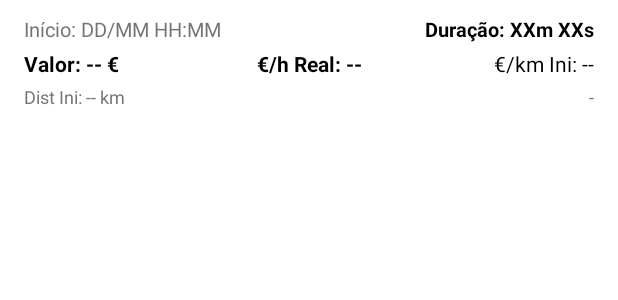
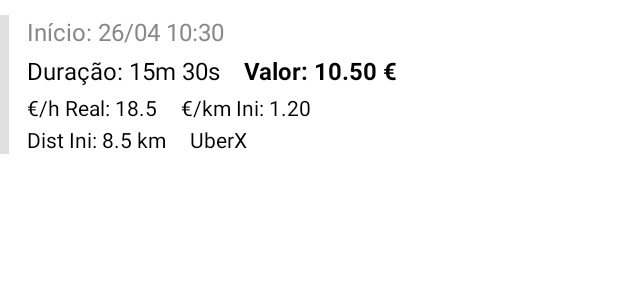
Before and after one commit to Fdorotea1/SmartDriver4, an Android app: the layout list_item_history.xml on its own in the app's theme, with its tools: preview values and no code run, on a phone screen of 412 x 824 dp. Shown: the top 300 px of the screen. Run offline under Robolectric (Android 15) with nearby library versions, the phone set to English and light mode, and no system bars.

Commit message:
Melhoramnetos no rebordo da janela e semáforo e alteração de deslizar o semáforo para abrir janela. Histórico com cores para identificar as ofertas

```diff
--- a/app/src/main/java/overlay/TrackingOverlayView.kt
+++ b/app/src/main/java/overlay/TrackingOverlayView.kt
@@ -30,7 +30,7 @@ class TrackingOverlayView(
     companion object {
         private const val TAG = "TrackingOverlayView"
         // ... (Constantes de cores, dimensões - inalteradas) ...
-        private val BACKGROUND_COLOR = Color.parseColor("#E6FFFFFF"); private val BORDER_COLOR_GREEN = Color.parseColor("#4CAF50"); private val BORDER_COLOR_YELLOW = Color.parseColor("#FFC107"); private val BORDER_COLOR_RED = Color.parseColor("#F44336"); private val BORDER_COLOR_GRAY = Color.parseColor("#9E9E9E"); private val TEXT_COLOR_VALUE = Color.BLACK; private const val PLACEHOLDER_TEXT = "--"; private val VPH_COLOR_GOOD = BORDER_COLOR_GREEN; private val VPH_COLOR_MEDIUM = Color.parseColor("#FF9800"); private val VPH_COLOR_POOR = BORDER_COLOR_RED; private val VPH_COLOR_UNKNOWN = Color.DKGRAY; private val VPK_COLOR_GOOD = BORDER_COLOR_GREEN; private val VPK_COLOR_MEDIUM = BORDER_COLOR_YELLOW; private val VPK_COLOR_POOR = BORDER_COLOR_RED; private val VPK_COLOR_UNKNOWN = Color.DKGRAY; private const val PADDING_DP = 10f; private const val BORDER_WIDTH_DP = 2f; private const val CORNER_RADIUS_DP = 8f; private const val TEXT_SIZE_SP = 14f; private const val LINE_SPACING_DP = 4f
+        private val BACKGROUND_COLOR = Color.parseColor("#E6FFFFFF"); private val BORDER_COLOR_GREEN = Color.parseColor("#4CAF50"); private val BORDER_COLOR_YELLOW = Color.parseColor("#FFC107"); private val BORDER_COLOR_RED = Color.parseColor("#F44336"); private val BORDER_COLOR_GRAY = Color.parseColor("#9E9E9E"); private val TEXT_COLOR_VALUE = Color.BLACK; private const val PLACEHOLDER_TEXT = "--"; private val VPH_COLOR_GOOD = BORDER_COLOR_GREEN; private val VPH_COLOR_MEDIUM = Color.parseColor("#FF9800"); private val VPH_COLOR_POOR = BORDER_COLOR_RED; private val VPH_COLOR_UNKNOWN = Color.DKGRAY; private val VPK_COLOR_GOOD = BORDER_COLOR_GREEN; private val VPK_COLOR_MEDIUM = BORDER_COLOR_YELLOW; private val VPK_COLOR_POOR = BORDER_COLOR_RED; private val VPK_COLOR_UNKNOWN = Color.DKGRAY; private const val PADDING_DP = 10f; private const val BORDER_WIDTH_DP = 8f; private const val CORNER_RADIUS_DP = 8f; private const val TEXT_SIZE_SP = 14f; private const val LINE_SPACING_DP = 4f
     }
 
     // Dados a mostrar
--- a/app/src/main/res/layout/list_item_history.xml
+++ b/app/src/main/res/layout/list_item_history.xml
@@ -1,103 +1,97 @@
 <?xml version="1.0" encoding="utf-8"?>
-<LinearLayout xmlns:android="http://schemas.android.com/apk/res/android"
+<androidx.constraintlayout.widget.ConstraintLayout xmlns:android="http://schemas.android.com/apk/res/android"
+    xmlns:app="http://schemas.android.com/apk/res-auto"
+    xmlns:tools="http://schemas.android.com/tools"
     android:layout_width="match_parent"
     android:layout_height="wrap_content"
-    android:orientation="vertical"
     android:paddingTop="10dp"
     android:paddingBottom="10dp"
-    android:paddingStart="16dp"
     android:paddingEnd="16dp"
-    android:layout_marginBottom="6dp"
-    android:background="?android:attr/selectableItemBackground" > <!-- Efeito visual ao clicar -->
+    android:paddingStart="0dp"> <!-- Padding Start zerado -->
 
-    <!-- Linha 1: Início e Duração -->
-    <LinearLayout
-        android:layout_width="match_parent"
-        android:layout_height="wrap_content"
-        android:orientation="horizontal"
-        android:layout_marginBottom="4dp">
+    <!-- Barra Indicadora Lateral -->
+    <View
+        android:id="@+id/view_rating_indicator"
+        android:layout_width="6dp"
+        android:layout_height="0dp"
+        android:background="@color/history_indicator_unknown"
+        app:layout_constraintBottom_toBottomOf="parent"
+        app:layout_constraintStart_toStartOf="parent"
+        app:layout_constraintTop_toTopOf="parent" />
 
+    <!-- Content Views (Alinhados à Direita da Barra) -->
     <TextView
         android:id="@+id/textViewStartTime"
         android:layout_width="0dp"
         android:layout_height="wrap_content"
-            android:layout_weight="1"
-            android:text="Início: DD/MM HH:MM"
-            android:textSize="13sp"
-            android:textColor="@color/gray_inactive"/>
+        android:layout_marginStart="12dp"
+        android:layout_marginEnd="8dp"
+        android:textAppearance="?attr/textAppearanceListItemSmall"
+        android:textColor="?android:attr/textColorSecondary"
+        app:layout_constraintEnd_toEndOf="parent"
+        app:layout_constraintStart_toEndOf="@id/view_rating_indicator"
+        app:layout_constraintTop_toTopOf="parent"
+        tools:text="Início: 26/04 10:30" />
 
     <TextView
         android:id="@+id/textViewDuration"
         android:layout_width="wrap_content"
         android:layout_height="wrap_content"
-            android:text="Duração: XXm XXs"
-            android:textSize="13sp"
-            android:textStyle="bold"
-            android:textColor="@color/black"/>
-    </LinearLayout>
-
-    <!-- Linha 2: Valor, €/h Real, €/km Inicial -->
-    <LinearLayout
-        android:layout_width="match_parent"
-        android:layout_height="wrap_content"
-        android:orientation="horizontal"
-        android:layout_marginBottom="4dp"
-        android:gravity="center_vertical">
+        android:layout_marginTop="4dp"
+        android:textAppearance="?attr/textAppearanceListItem"
+        app:layout_constraintStart_toStartOf="@+id/textViewStartTime"
+        app:layout_constraintTop_toBottomOf="@+id/textViewStartTime"
+        tools:text="Duração: 15m 30s" />
 
     <TextView
         android:id="@+id/textViewOfferValue"
         android:layout_width="wrap_content"
         android:layout_height="wrap_content"
-            android:minWidth="70dp"
-            android:text="Valor: -- €"
-            android:textSize="14sp"
+        android:layout_marginStart="16dp"
+        android:textAppearance="?attr/textAppearanceListItem"
         android:textStyle="bold"
-            android:textColor="@color/black"/>
+        app:layout_constraintBaseline_toBaselineOf="@+id/textViewDuration"
+        app:layout_constraintStart_toEndOf="@+id/textViewDuration"
+        tools:text="Valor: 10.50 €" />
 
     <TextView
         android:id="@+id/textViewFinalVph"
-            android:layout_width="0dp"
+        android:layout_width="wrap_content"
         android:layout_height="wrap_content"
-            android:layout_weight="1"
-            android:gravity="center_horizontal"
-            android:text="€/h Real: --"
-            android:textSize="14sp"
-            android:textStyle="bold"
-            android:textColor="@color/black"/>
+        android:layout_marginTop="4dp"
+        android:textAppearance="?attr/textAppearanceListItemSecondary"
+        app:layout_constraintStart_toStartOf="@+id/textViewDuration"
+        app:layout_constraintTop_toBottomOf="@+id/textViewDuration"
+        tools:text="€/h Real: 18.5" />
 
     <TextView
         android:id="@+id/textViewInitialVpk"
         android:layout_width="wrap_content"
         android:layout_height="wrap_content"
-            android:minWidth="70dp"
-            android:gravity="end"
-            android:text="€/km Ini: --"
-            android:textSize="14sp"
-            android:textColor="@color/black"/>
+        android:layout_marginStart="16dp"
+        android:textAppearance="?attr/textAppearanceListItemSecondary"
+        app:layout_constraintBaseline_toBaselineOf="@+id/textViewFinalVph"
+        app:layout_constraintStart_toEndOf="@+id/textViewFinalVph"
+        tools:text="€/km Ini: 1.20" />
 
-    </LinearLayout>
-
-    <!-- Linha 3: Distância Inicial e Tipo Serviço -->
-    <LinearLayout
-        android:layout_width="match_parent"
-        android:layout_height="wrap_content"
-        android:orientation="horizontal">
     <TextView
         android:id="@+id/textViewInitialDistance"
         android:layout_width="wrap_content"
         android:layout_height="wrap_content"
-            android:text="Dist Ini: -- km"
-            android:textSize="12sp"
-            android:textColor="@color/gray_inactive"/>
+        android:layout_marginTop="2dp"
+        android:textAppearance="?attr/textAppearanceListItemSecondary"
+        app:layout_constraintStart_toStartOf="@+id/textViewFinalVph"
+        app:layout_constraintTop_toBottomOf="@+id/textViewFinalVph"
+        tools:text="Dist Ini: 8.5 km" />
+
     <TextView
         android:id="@+id/textViewServiceType"
-            android:layout_width="0dp"
-            android:layout_weight="1"
+        android:layout_width="wrap_content"
         android:layout_height="wrap_content"
-            android:gravity="end"
-            android:text="-"
-            android:textSize="12sp"
-            android:textColor="@color/gray_inactive"/>
-    </LinearLayout>
+        android:layout_marginStart="16dp"
+        android:textAppearance="?attr/textAppearanceListItemSecondary"
+        app:layout_constraintBaseline_toBaselineOf="@+id/textViewInitialDistance"
+        app:layout_constraintStart_toEndOf="@+id/textViewInitialDistance"
+        tools:text="UberX" />
 
-</LinearLayout>
+</androidx.constraintlayout.widget.ConstraintLayout>
--- a/app/src/main/res/values/colors.xml
+++ b/app/src/main/res/values/colors.xml
@@ -1,16 +1,26 @@
 <?xml version="1.0" encoding="utf-8"?>
 <resources>
-    <!-- Cores básicas da App -->
-    <color name="black">#FF000000</color>
-    <color name="white">#FFFFFFFF</color>
-    <color name="gray_inactive">#FF757575</color> <!-- Cinza para texto/elementos inativos -->
-    <color name="gray_divider">#FFCCCCCC</color> <!-- Cinza claro para divisórias -->
-
-    <!-- Cores do tema padrão (Podem ser ajustadas depois se quiser mudar botões, etc.) -->
-    <!-- Mantendo as cores padrão geradas pelo Android Studio para simplicidade -->
+    <!-- Cores Base (Exemplos, mantenha as suas) -->
     <color name="purple_200">#FFBB86FC</color>
     <color name="purple_500">#FF6200EE</color>
     <color name="purple_700">#FF3700B3</color>
     <color name="teal_200">#FF03DAC5</color>
     <color name="teal_700">#FF018786</color>
+    <color name="black">#FF000000</color>
+    <color name="white">#FFFFFFFF</color>
+    <color name="gray_inactive">#888888</color>
+    <color name="splash_background">#FFFFFF</color> <!-- Exemplo -->
+
+    <!-- Cores da Avaliação (Exemplos, ajuste se necessário) -->
+    <color name="rating_good">#4CAF50</color> <!-- Verde -->
+    <color name="rating_medium">#FFC107</color> <!-- Amarelo/Laranja -->
+    <color name="rating_poor">#F44336</color> <!-- Vermelho -->
+    <color name="rating_unknown">#9E9E9E</color> <!-- Cinza -->
+    <color name="gray_divider">#BDBDBD</color> <!-- Cinza médio, ajuste o HEX se desejar -->
+    <!-- *** NOVAS CORES PARA INDICADOR DO HISTÓRICO *** -->
+    <color name="history_indicator_good">#A5D6A7</color> <!-- Verde claro -->
+    <color name="history_indicator_medium">#FFF59D</color> <!-- Amarelo claro -->
+    <color name="history_indicator_poor">#EF9A9A</color> <!-- Vermelho claro -->
+    <color name="history_indicator_unknown">#E0E0E0</color> <!-- Cinza claro -->
+
 </resources>
```
Also changed, not shown: app/src/main/java/com/example/smartdriver/HistoryAdapter.kt (+30 -11 lines), app/src/main/java/overlay/OverlayService.kt (+197 -48 lines), app/src/main/java/overlay/OverlayView.kt (+114 -41 lines), app/src/main/java/utils/TripHistoryEntry.kt (+12 -10 lines). Lines whose indentation alone changed are shown as unchanged.
